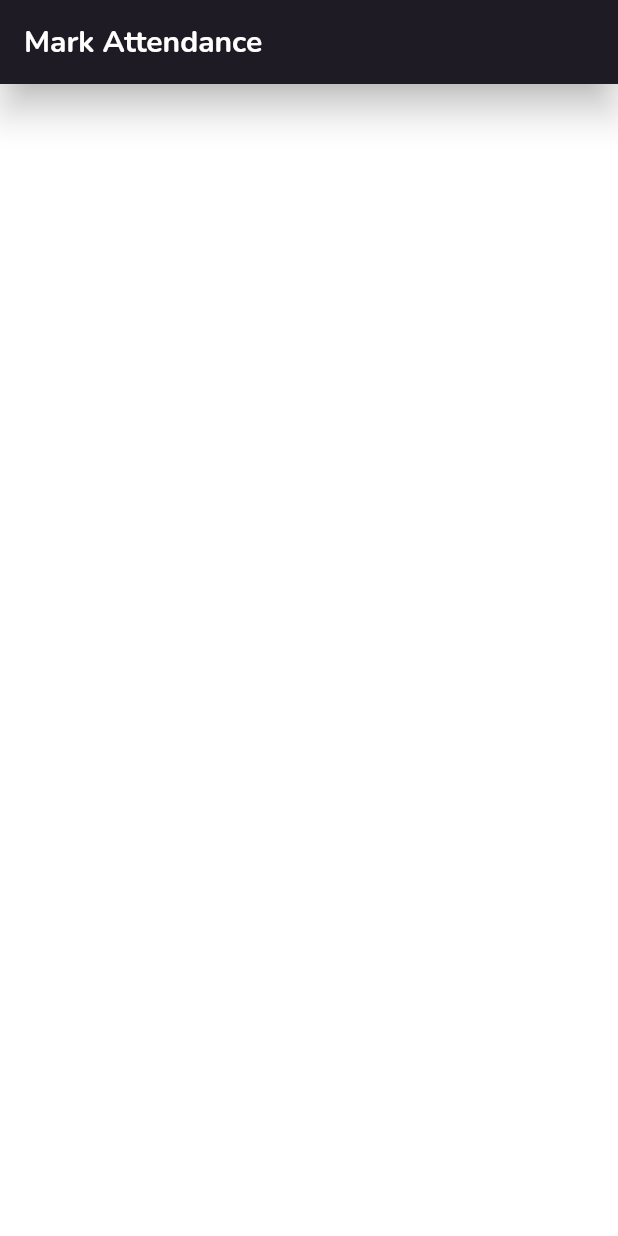
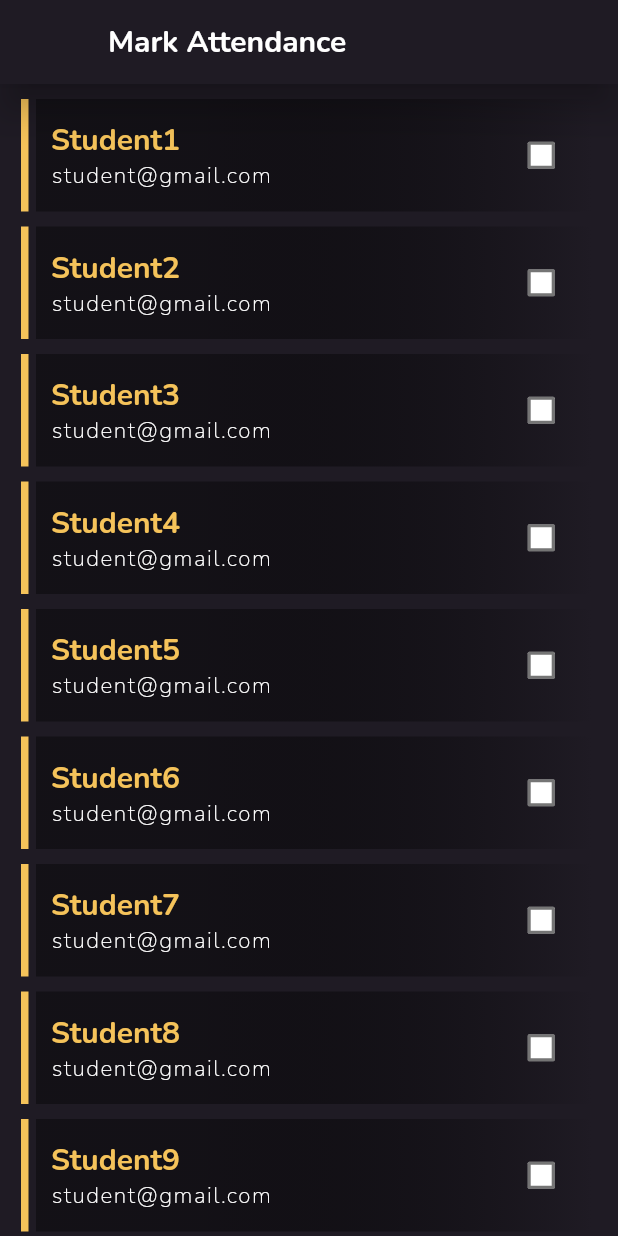
Before and after one commit to Ashwith25/Attendance-Manager, a Flutter app: the MarkAttendancePage screen opened directly, on a phone screen of 412 x 824 dp. Run offline on Flutter 3.47's test engine with Material 2 defaults, Android fonts, the phone set to English and light mode, and no system bars; our stand-ins replace fl_chart, flutter_form_builder, flutter_neumorphic, flutter_typeahead, google_fonts, page_transition and 1 more.

```diff
--- a/attendance_manager/lib/Screens/eachClass.dart
+++ b/attendance_manager/lib/Screens/eachClass.dart
@@ -17,6 +17,15 @@ class EachClass extends StatefulWidget {
 }
 
 class _EachClassState extends State<EachClass> {
+  MaterialBanner materialBanner(BuildContext context) {
+    return MaterialBanner(
+        content: Text("Do you want to remove this student?"),
+        actions: [
+          TextButton(onPressed: () {}, child: Text("Yes")),
+          TextButton(onPressed: () {}, child: Text("No")),
+        ]);
+  }
+
   final _emailController = TextEditingController();
   final _formKey = GlobalKey<FormState>();
   final _nameController = TextEditingController();
@@ -36,7 +45,11 @@ class _EachClassState extends State<EachClass> {
             Container(
               margin: EdgeInsets.only(right: 20),
               child: IconButton(
-                icon: Icon(Icons.add, size: 30, color: Colors.white,),
+                icon: Icon(
+                  Icons.add,
+                  size: 30,
+                  color: Colors.white,
+                ),
                 onPressed: () {
                   Navigator.push(
                       context,
@@ -189,12 +202,17 @@ class _EachClassState extends State<EachClass> {
                           title: "Student ${i + 1}",
                           subtitle: "student${i + 1}@student.mes.ac.in",
                         ),
-                        Container(
+                        GestureDetector(
+                          onTap: () {
+                            // Scaffold.of()
+                          },
+                          child: Container(
                               margin: EdgeInsets.only(right: 20, top: 10),
                               child: Icon(
                                 Icons.remove_circle_outline,
                                 color: Theme.of(context).errorColor,
-                            ))
+                              )),
+                        )
                       ],
                     ),
                   )
--- a/attendance_manager/lib/Screens/markAttendance.dart
+++ b/attendance_manager/lib/Screens/markAttendance.dart
@@ -12,13 +12,24 @@ class MarkAttendancePage extends StatefulWidget {
 }
 
 class _MarkAttendancePageState extends State<MarkAttendancePage> {
+  List student = [];
+  @override
+  void initState() {
+    super.initState();
+    for (int i = 0; i < 10; i++) {
+      student.add(CheckBoxForStudent(
+          email: "student@gmail.com",
+          name: "Student${i + 1}",
+          selected: false));
+    }
+  }
+
   @override
   Widget build(BuildContext context) {
     return SafeArea(
       child: Scaffold(
         appBar: AppBar(
           centerTitle: false,
-          leadingWidth: 0,
           elevation: 10,
           title: Text(
             'Mark Attendance',
@@ -29,7 +40,117 @@ class _MarkAttendancePageState extends State<MarkAttendancePage> {
           ),
           foregroundColor: Theme.of(context).primaryColor,
         ),
+        body: Container(
+          color: Theme.of(context).primaryColor,
+          child: SingleChildScrollView(
+            child: Column(
+              children: [
+                for (int i = 0; i < student.length; i++)
+                  Padding(
+                    padding: const EdgeInsets.only(left: 14),
+                    child: Row(
+                      children: [
+                        Container(
+                          margin: EdgeInsets.only(top: 10, right: 5),
+                          width: 5,
+                          height: 75,
+                          // color: Theme.of(context).accentColor,
+                          color: Color(0xFFF5C35A),
+                        ),
+                        Container(
+                          margin: EdgeInsets.only(top: 10),
+                          height: 75,
+                          width: MediaQuery.of(context).size.width * 0.9,
+                          // width: double.infinity,
+                          decoration: BoxDecoration(
+                              gradient: LinearGradient(
+                                  begin: Alignment.centerLeft,
+                                  stops: [
+                                0.3,
+                                1
+                              ],
+                                  colors: [
+                                Colors.black38,
+                                // Color.fromRGBO(0, 0, 0, 0.0)
+                                Theme.of(context).primaryColor
+                                // Colors.white
+                              ])),
+                          child: Padding(
+                            padding: const EdgeInsets.all(10),
+                            child: Row(
+                              children: [
+                                Column(
+                                  mainAxisAlignment: MainAxisAlignment.center,
+                                  crossAxisAlignment: CrossAxisAlignment.start,
+                                  children: [
+                                    Text(
+                                      student[i].name,
+                                      style: TextStyle(
+                                        fontSize: 20,
+                                        fontWeight: FontWeight.bold,
+                                        color: goldenColor,
+                                      ),
+                                    ),
+                                    Text(
+                                      student[i].email,
+                                      // style:
+                                      style: TextStyle(
+                                        letterSpacing: 1,
+                                        fontSize: 15,
+                                        fontWeight: FontWeight.w100,
+                                        // fontWeight: FontWeight.,
+                                        color: Colors.white,
+                                      ),
+                                    )
+                                  ],
+                                ),
+                                Spacer(),
+                                Container(
+                                  padding: EdgeInsets.only(left: 25),
+                                  child: Checkbox(
+                                      activeColor: goldenColor,
+                                      checkColor:
+                                          Theme.of(context).primaryColor,
+                                      fillColor: MaterialStateColor.resolveWith(
+                                          (states) {
+                                        if (states
+                                            .contains(MaterialState.selected)) {
+                                          return goldenColor; // the color when checkbox is selected;
+                                        }
+                                        return Colors
+                                            .white; //the color when checkbox is unselected;
+                                      }),
+                                      value: student[i].selected,
+                                      onChanged: (bool? value) {
+                                        student[i].selected =
+                                            !student[i].selected;
+                                        setState(() {});
+                                      }),
+                                )
+                              ],
+                            ),
+                          ),
+                        ),
+                      ],
+                    ),
+                  ),
+              ],
+            ),
+          ),
+        ),
       ),
     );
   }
 }
+
+class CheckBoxForStudent {
+  String? email;
+  String? name;
+  bool? selected;
+
+  CheckBoxForStudent({
+    this.email,
+    this.name,
+    this.selected,
+  });
+}
```
Also changed, not shown: attendance_manager/pubspec.lock. Lines whose indentation alone changed are shown as unchanged.
